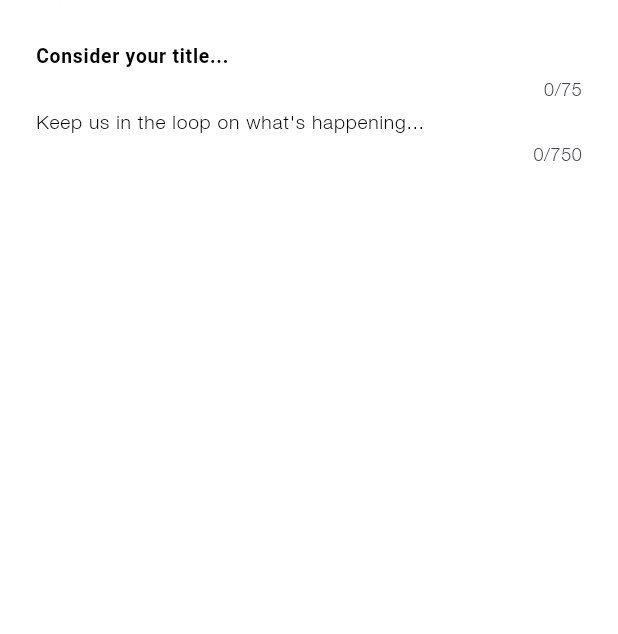
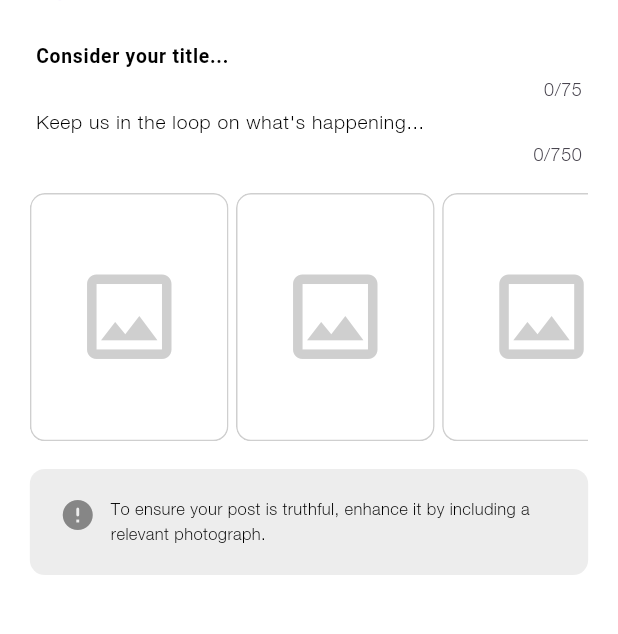
Before and after one commit to billanakin/GreenIt_app, a Flutter app: the NewPostScreen screen opened directly, on a phone screen of 412 x 824 dp, the part 190-824 px from its top. Run offline on Flutter 3.47's test engine with Material 3 defaults, Android fonts, the light colour scheme and no system bars; drawn by our look-alikes of step_progress_indicator; our stand-ins replace flutter_svg, form_field_validator, google_maps_flutter; Roboto replaces fonts that are missing (Helvetica, SF Pro Text).

Commit message:
Finalized NewPostPage Step 1

```diff
--- a/lib/screens/newPost/components/body.dart
+++ b/lib/screens/newPost/components/body.dart
@@ -5,20 +5,50 @@ import 'package:greenit_version1/data/profile_data.dart';
 import 'package:greenit_version1/models/profile.dart';
 import 'package:greenit_version1/size_config.dart';
 
-class Body extends StatelessWidget {
+class Body extends StatefulWidget {
   const Body({super.key});
+
+  @override
+  State<Body> createState() => _BodyState();
+}
+
+class _BodyState extends State<Body> {
+  String? postTitle, postMessage;
+
+  FocusNode? _postTitleNode, _postMessageNode;
+
+  @override
+  void initState() {
+    super.initState();
+    _postTitleNode = FocusNode();
+    _postMessageNode = FocusNode();
+  }
+
+  @override
+  void dispose() {
+    super.dispose();
+    _postTitleNode!.dispose();
+    _postMessageNode!.dispose();
+  }
+
+  /*
+    focusNode: _focusNode,
+  textInputAction: TextInputAction.done,
+  onEditingComplete: () => _focusNode.unfocus(),
+  */
 
   @override
   Widget build(BuildContext context) {
     Profile userProfile = DemoProfilesData.userProfile;
 
-    String postTitle, postMessage;
-
-    return SizedBox(
+    return Expanded(
+      child: SizedBox(
         width: double.infinity,
         child: SingleChildScrollView(
+          scrollDirection: Axis.vertical,
           child: Padding(
-          padding: EdgeInsets.symmetric(horizontal: kDefaultHorizontalPadding),
+            padding:
+                EdgeInsets.symmetric(horizontal: kDefaultHorizontalPadding),
             child: Column(
               mainAxisAlignment: MainAxisAlignment.start,
               crossAxisAlignment: CrossAxisAlignment.start,
@@ -54,6 +84,9 @@ class Body extends StatelessWidget {
                 ),
                 const VerticalSpacing(of: 30),
                 TextField(
+                  focusNode: _postTitleNode,
+                  textInputAction: TextInputAction.done,
+                  onEditingComplete: () => _postTitleNode!.unfocus(),
                   onChanged: (value) => postTitle = value, // POST TITLE HERE
                   style: kPrimaryBodyTextStyle.copyWith(
                     fontFamily: 'Helvetica',
@@ -80,7 +113,11 @@ class Body extends StatelessWidget {
                 ),
                 const VerticalSpacing(of: 5),
                 TextField(
-                onChanged: (value) => postMessage = value, // POST MESSAGE HERE
+                  focusNode: _postMessageNode,
+                  textInputAction: TextInputAction.done,
+                  onEditingComplete: () => _postMessageNode!.unfocus(),
+                  onChanged: (value) =>
+                      postMessage = value, // POST MESSAGE HERE
                   style: kPrimaryBodyTextStyle,
                   cursorColor: kPrimaryActiveColor,
                   maxLines: null,
@@ -98,7 +135,82 @@ class Body extends StatelessWidget {
                     hintStyle: kPrimaryBodyTextStyle,
                   ),
                 ),
+                const VerticalSpacing(of: 20),
+                InkWell(
+                  onTap: () {}, // ADD access to gallery here
+                  child: SingleChildScrollView(
+                    scrollDirection: Axis.horizontal,
+                    child: Row(
+                      children: [
+                        ...List.generate(
+                          4,
+                          (index) => Padding(
+                            padding: const EdgeInsets.only(right: 5),
+                            child: ClipRRect(
+                              borderRadius: BorderRadius.circular(10),
+                              child: SizedBox(
+                                height: getProportionateScreenHeight(180),
+                                child: AspectRatio(
+                                  aspectRatio: 4 / 5,
+                                  child: Container(
+                                    decoration: ShapeDecoration(
+                                      shape: RoundedRectangleBorder(
+                                        side: const BorderSide(
+                                            width: 1, color: Color(0x66868686)),
+                                        borderRadius: BorderRadius.circular(10),
+                                      ),
+                                    ),
+                                    child: const Center(
+                                      child: Icon(
+                                        Icons.insert_photo_outlined,
+                                        color: kPrimaryBorderColor,
+                                        size: 75,
+                                      ),
+                                    ),
+                                  ),
+                                ),
+                              ),
+                            ),
+                          ),
+                        ),
                       ],
+                    ),
+                  ),
+                ),
+                const VerticalSpacing(of: 20),
+                Container(
+                  padding: EdgeInsets.symmetric(
+                    horizontal: kDefaultHorizontalPadding,
+                    vertical: kSecondaryVerticalPadding,
+                  ),
+                  decoration: ShapeDecoration(
+                    color: const Color(0x26868686),
+                    shape: RoundedRectangleBorder(
+                      borderRadius: BorderRadius.circular(10),
+                    ),
+                  ),
+                  child: Row(
+                    mainAxisAlignment: MainAxisAlignment.start,
+                    crossAxisAlignment: CrossAxisAlignment.start,
+                    children: [
+                      const Icon(
+                        Icons.error_rounded,
+                        color: Color(0xFF868686),
+                      ),
+                      const HorizontalSpacing(of: 10),
+                      Expanded(
+                        child: Text(
+                          'To ensure your post is truthful, enhance it by including a relevant photograph.',
+                          style: kSecondaryBodyTextStyle.copyWith(
+                            color: kPrimaryBodyTextColor,
+                          ),
+                        ),
+                      ),
+                    ],
+                  ),
+                )
+              ],
+            ),
           ),
         ),
       ),
--- a/lib/screens/newPost/new_post_screen.dart
+++ b/lib/screens/newPost/new_post_screen.dart
@@ -10,6 +10,7 @@ class NewPostScreen extends StatelessWidget {
   @override
   Widget build(BuildContext context) {
     return Scaffold(
+      resizeToAvoidBottomInset: false,
       appBar: UtilityAppBar(
         leadingText: 'Cancel',
         title: 'New Post',
```
Lines whose indentation alone changed are shown as unchanged.
